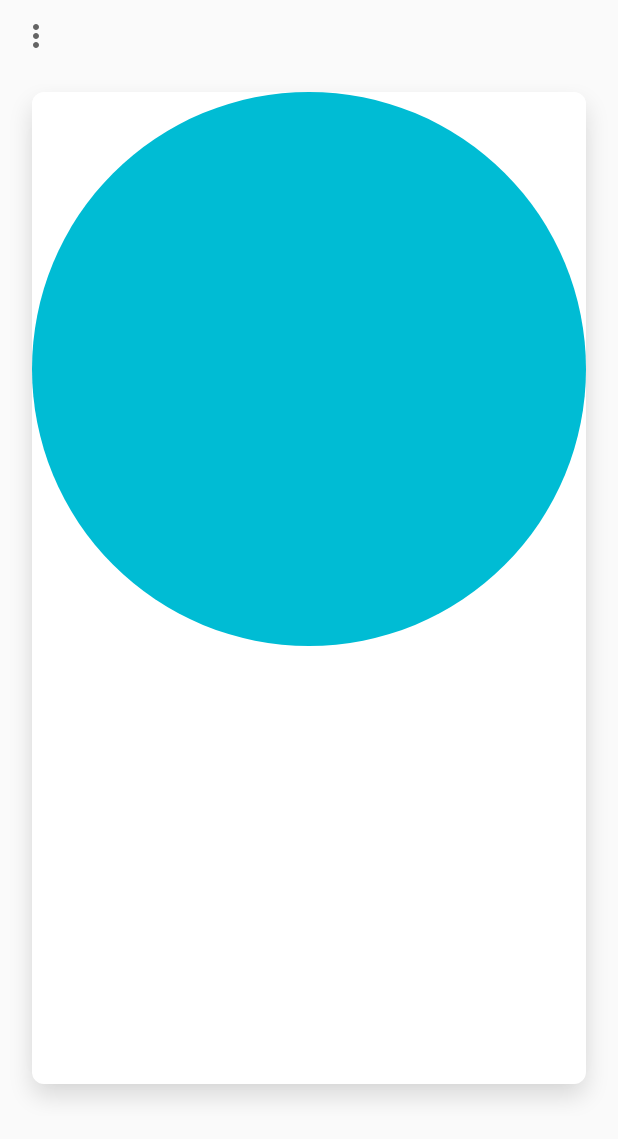
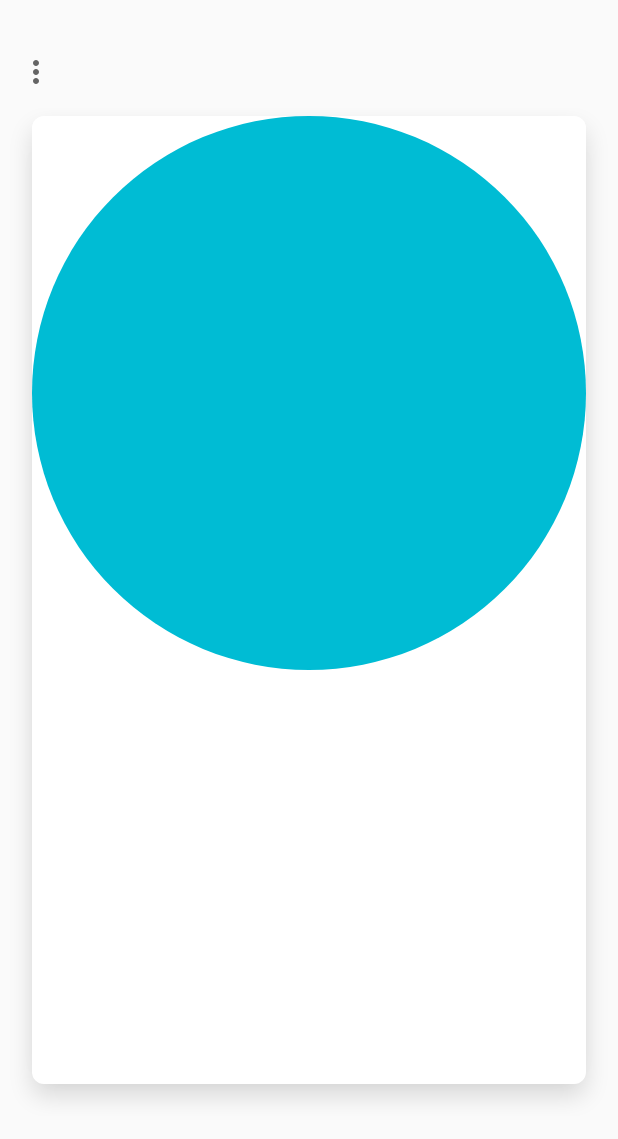
Before and after one commit to eric-tong/newsly, an Android app: the screen it shows after launch (HomepageActivity), on a phone screen of 412 x 824 dp. Shown: the top 1139 px of the screen. Run offline under Robolectric (Android 15) with nearby library versions, the phone set to English and light mode, and no system bars; plain views replace RoundedImageView; network calls fail; pictures from the network do not load.

Commit message:
Change Homepage to use ConstraintLayout

```diff
--- a/app/src/main/java/xyz/muggr/newsly/HomepageActivity.java
+++ b/app/src/main/java/xyz/muggr/newsly/HomepageActivity.java
@@ -24,6 +24,9 @@ public class HomepageActivity extends NewslyActivity implements CardSwipeManager
     protected void onCreate(Bundle savedInstanceState) {
         super.onCreate(savedInstanceState);
         setContentView(R.layout.act_homepage);
+
+        // Set theme
+        setLightStatusBar();
 
         // Get views
         swipableCard = (ArticleCard) findViewById(R.id.act_homepage_swipable_card);
--- a/app/src/main/java/xyz/muggr/newsly/NewslyActivity.java
+++ b/app/src/main/java/xyz/muggr/newsly/NewslyActivity.java
@@ -2,8 +2,10 @@ package xyz.muggr.newsly;
 
 import android.content.res.Configuration;
 import android.graphics.Point;
+import android.os.Build;
 import android.os.Bundle;
 import android.support.annotation.Nullable;
+import android.support.v4.content.ContextCompat;
 import android.support.v7.app.AppCompatActivity;
 import android.util.TypedValue;
 import android.view.View;
@@ -47,4 +49,29 @@ public class NewslyActivity extends AppCompatActivity {
     //=======================================================================================
     //endregion
 
+    //region Theme methods
+    //=======================================================================================
+
+    void setLightStatusBar() {
+        if (Build.VERSION.SDK_INT >= Build.VERSION_CODES.M) {
+            getWindow().getDecorView().setSystemUiVisibility(View.SYSTEM_UI_FLAG_LAYOUT_STABLE
+                    | View.SYSTEM_UI_FLAG_LAYOUT_FULLSCREEN
+                    | (isDarkTheme() ? 0 : View.SYSTEM_UI_FLAG_LIGHT_STATUS_BAR));
+        } else if (Build.VERSION.SDK_INT >= Build.VERSION_CODES.LOLLIPOP) {
+            getWindow().getDecorView().setSystemUiVisibility(View.SYSTEM_UI_FLAG_LAYOUT_STABLE
+                    | View.SYSTEM_UI_FLAG_LAYOUT_FULLSCREEN);
+            getWindow().setStatusBarColor(ContextCompat.getColor(this, R.color.statusbar));
+        } else {
+            getWindow().getDecorView().setSystemUiVisibility(View.SYSTEM_UI_FLAG_LAYOUT_STABLE
+                    | View.SYSTEM_UI_FLAG_LAYOUT_FULLSCREEN);
+        }
+    }
+
+    boolean isDarkTheme(){
+        return false;
+    }
+
+    //=======================================================================================
+    //endregion
+
 }
--- a/app/src/main/java/xyz/muggr/newsly/Views/ArticleCard.java
+++ b/app/src/main/java/xyz/muggr/newsly/Views/ArticleCard.java
@@ -8,15 +8,15 @@ import android.graphics.drawable.ShapeDrawable;
 import android.graphics.drawable.shapes.Shape;
 import android.support.v4.content.ContextCompat;
 import android.util.AttributeSet;
+import android.widget.FrameLayout;
 import android.widget.ImageView;
-import android.widget.RelativeLayout;
 import android.widget.TextView;
 
 import xyz.muggr.newsly.Articles.Article;
 import xyz.muggr.newsly.NewslyActivity;
 import xyz.muggr.newsly.R;
 
-public class ArticleCard extends RelativeLayout {
+public class ArticleCard extends FrameLayout {
 
     private int[] SCREEN_SIZE;
     private int DP_1;
@@ -31,17 +31,20 @@ public class ArticleCard extends RelativeLayout {
 
     public ArticleCard(Context context) {
         super(context);
-        init();
+        if (!isInEditMode())
+            init();
     }
 
     public ArticleCard(Context context, AttributeSet attrs) {
         super(context, attrs);
-        init();
+        if (!isInEditMode())
+            init();
     }
 
     public ArticleCard(Context context, AttributeSet attrs, int defStyleAttr) {
         super(context, attrs, defStyleAttr);
-        init();
+        if (!isInEditMode())
+            init();
     }
 
     //=======================================================================================
--- a/app/src/main/res/layout/act_homepage.xml
+++ b/app/src/main/res/layout/act_homepage.xml
@@ -1,30 +1,40 @@
 <?xml version="1.0" encoding="utf-8"?>
-<FrameLayout xmlns:android="http://schemas.android.com/apk/res/android"
+<android.support.constraint.ConstraintLayout xmlns:android="http://schemas.android.com/apk/res/android"
+    xmlns:app="http://schemas.android.com/apk/res-auto"
     xmlns:tools="http://schemas.android.com/tools"
     android:layout_width="match_parent"
     android:layout_height="match_parent"
     tools:context="xyz.muggr.newsly.HomepageActivity">
 
     <ImageView
+        android:id="@+id/imageView"
         android:layout_width="48dp"
         android:layout_height="48dp"
         android:layout_gravity="top|left"
+        android:layout_marginTop="24dp"
         android:onClick="onButtonClick"
+        android:padding="12dp"
         android:src="@drawable/abc_ic_menu_overflow_material"
-        android:padding="12dp" />
+        app:layout_constraintLeft_toLeftOf="parent"
+        app:layout_constraintTop_toTopOf="parent" />
 
     <xyz.muggr.newsly.Views.ArticleCard
         android:id="@+id/act_homepage_transition_card"
-        android:layout_width="match_parent"
-        android:layout_height="match_parent"
-        android:layout_marginBottom="80dp"
-        android:layout_marginTop="56dp" />
+        android:layout_width="0dp"
+        android:layout_height="0dp"
+        app:layout_constraintBottom_toBottomOf="@+id/act_homepage_swipable_card"
+        app:layout_constraintLeft_toLeftOf="@+id/act_homepage_swipable_card"
+        app:layout_constraintRight_toRightOf="@+id/act_homepage_swipable_card"
+        app:layout_constraintTop_toTopOf="@+id/act_homepage_swipable_card" />
 
     <xyz.muggr.newsly.Views.ArticleCard
         android:id="@+id/act_homepage_swipable_card"
-        android:layout_width="match_parent"
-        android:layout_height="match_parent"
+        android:layout_width="0dp"
+        android:layout_height="0dp"
         android:layout_marginBottom="80dp"
-        android:layout_marginTop="56dp" />
+        app:layout_constraintBottom_toBottomOf="parent"
+        app:layout_constraintLeft_toLeftOf="parent"
+        app:layout_constraintRight_toRightOf="parent"
+        app:layout_constraintTop_toBottomOf="@+id/imageView" />
 
-</FrameLayout>
+</android.support.constraint.ConstraintLayout>
--- a/app/src/main/res/values/colors.xml
+++ b/app/src/main/res/values/colors.xml
@@ -5,4 +5,5 @@
     <color name="colorAccent">#FF4081</color>
 
     <color name="product_card_background">@android:color/white</color>
+    <color name="statusbar">#11303030</color>
 </resources>
--- a/app/src/main/res/values/styles.xml
+++ b/app/src/main/res/values/styles.xml
@@ -1,13 +1,12 @@
 <resources>
 
     <!-- Base application theme. -->
-    <style name="AppTheme" parent="Theme.AppCompat.Light.NoActionBar">
+    <style name="AppTheme" parent="Theme.AppCompat.DayNight.NoActionBar">
         <item name="colorPrimary">@color/colorPrimary</item>
         <item name="colorPrimaryDark">@color/colorPrimaryDark</item>
         <item name="colorAccent">@color/colorAccent</item>
         <item name="android:statusBarColor">@android:color/transparent</item>
-        <item name="android:windowLightStatusBar">true</item>
-        <item name="android:windowActivityTransitions">true</item>
+
     </style>
 
 </resources>
```
